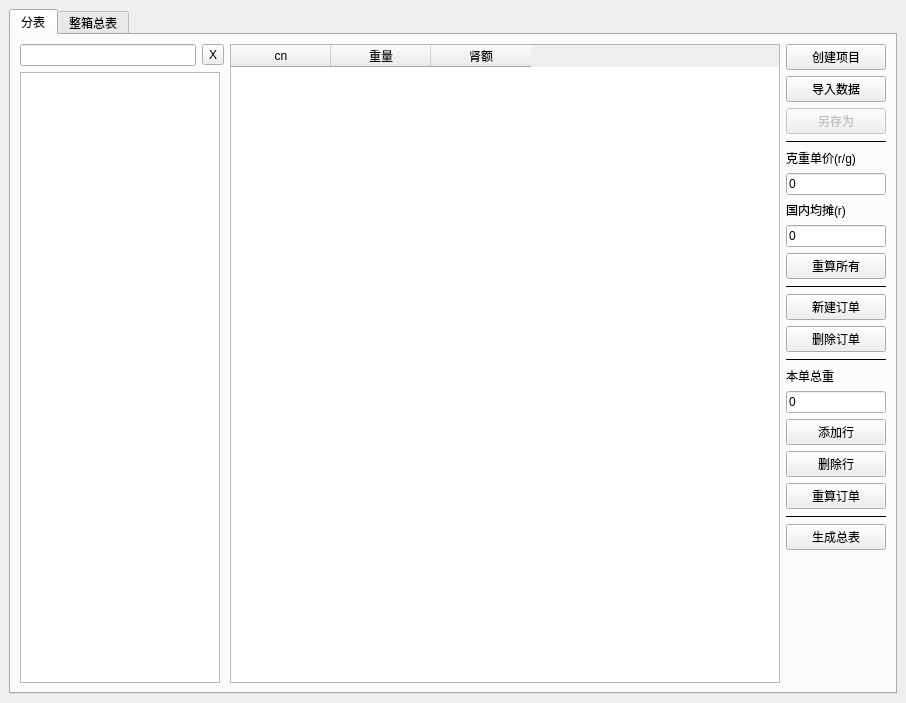
Above: Postage_Calculation.ui from Freeman-fan/YeXiaoTools before the change. Below: the same form after it.
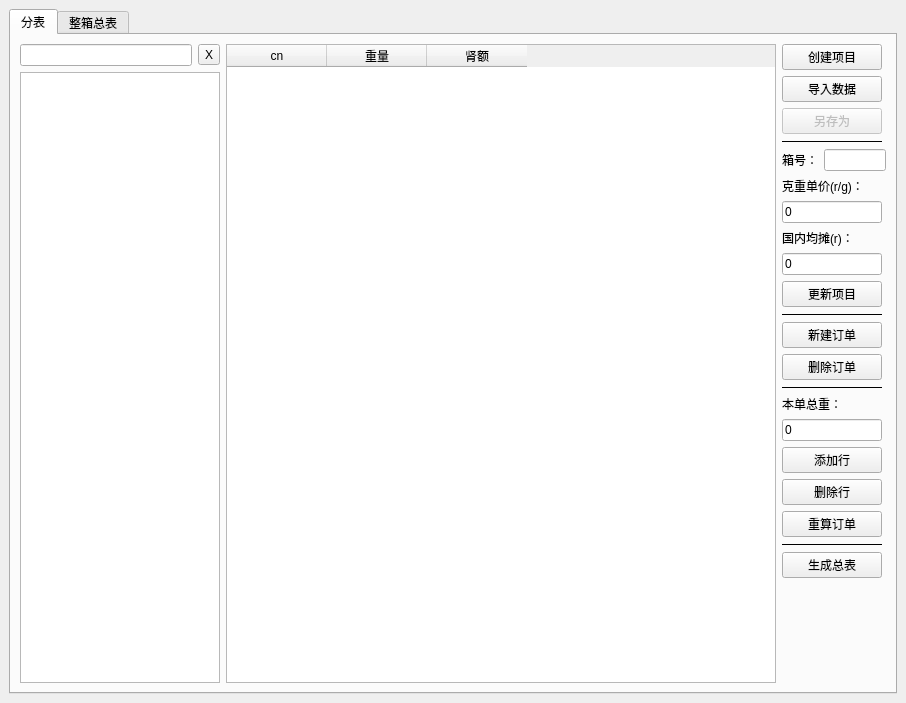
That is the form after the change.

Commit message: 添加箱号选项，保存总表默认文件名

What changed in the file:
```diff
--- a/Postage_Calculation.ui
+++ b/Postage_Calculation.ui
@@ -26,7 +26,7 @@
    <string>国际表</string>
   </property>
   <widget class="QWidget" name="centralwidget">
-   <layout class="QVBoxLayout" name="verticalLayout_2">
+   <layout class="QHBoxLayout" name="horizontalLayout_5">
     <item>
      <widget class="QTabWidget" name="tabWidget">
       <property name="currentIndex">
@@ -36,7 +36,7 @@
        <attribute name="title">
         <string>分表</string>
        </attribute>
-       <layout class="QHBoxLayout" name="horizontalLayout_3">
+       <layout class="QHBoxLayout" name="horizontalLayout_4">
         <item>
          <layout class="QVBoxLayout" name="verticalLayout_4">
           <item>
@@ -97,7 +97,7 @@
          </widget>
         </item>
         <item>
-         <layout class="QVBoxLayout" name="verticalLayout_3">
+         <layout class="QVBoxLayout" name="verticalLayout_2">
           <item>
            <widget class="QPushButton" name="btn_NewProject">
             <property name="maximumSize">
@@ -156,6 +156,20 @@
             </property>
            </widget>
           </item>
+          <item>
+           <layout class="QHBoxLayout" name="horizontalLayout_3">
+            <item>
+             <widget class="QLabel" name="label_4">
+              <property name="text">
+               <string>箱号：</string>
+              </property>
+             </widget>
+            </item>
+            <item>
+             <widget class="QLineEdit" name="edit_BoxID"/>
+            </item>
+           </layout>
+          </item>
           <item>
            <widget class="QLabel" name="label">
             <property name="maximumSize">
@@ -165,7 +179,7 @@
              </size>
             </property>
             <property name="text">
-             <string>克重单价(r/g)</string>
+             <string>克重单价(r/g)：</string>
             </property>
            </widget>
           </item>
@@ -191,7 +205,7 @@
              </size>
             </property>
             <property name="text">
-             <string>国内均摊(r)</string>
+             <string>国内均摊(r)：</string>
             </property>
            </widget>
           </item>
@@ -217,7 +231,7 @@
              </size>
             </property>
             <property name="text">
-             <string>重算所有</string>
+             <string>更新项目</string>
             </property>
            </widget>
           </item>
@@ -300,7 +314,7 @@
              </size>
             </property>
             <property name="text">
-             <string>本单总重</string>
+             <string>本单总重：</string>
             </property>
            </widget>
           </item>
@@ -396,7 +410,7 @@
             <property name="sizeHint" stdset="0">
              <size>
               <width>100</width>
-              <height>100</height>
+              <height>124</height>
              </size>
             </property>
            </spacer>
```
The commit also changes 3 other files.
